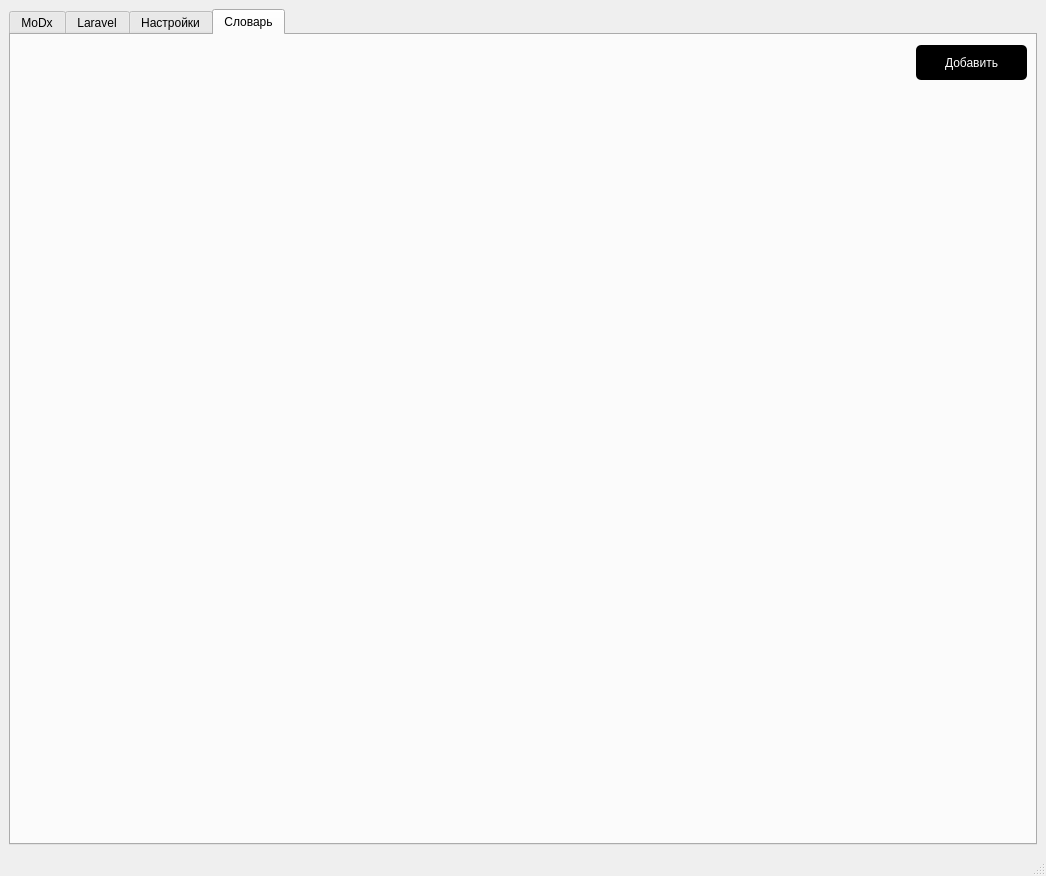
Qt form tabs_design.ui (bopopescu/py_html_translator) before a commit.
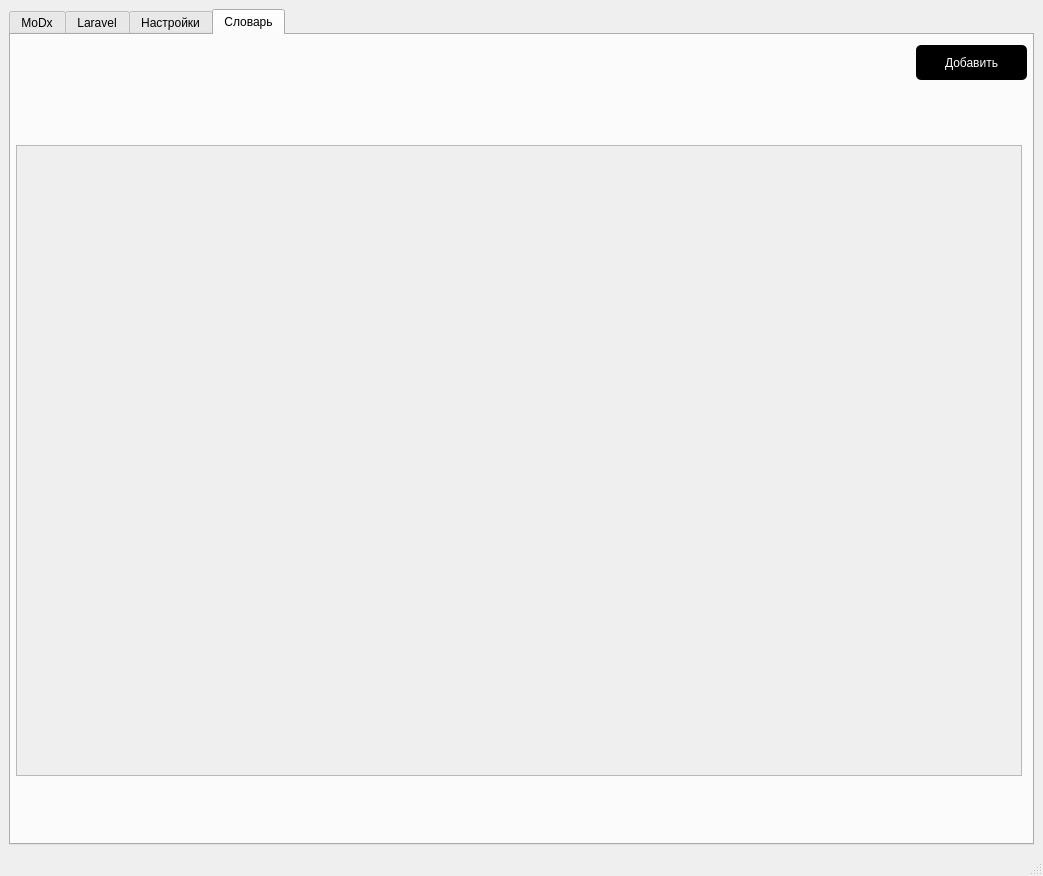
The same form after that commit. The open tabs and pages were chosen to show the change.

```diff
--- a/tabs_design.ui
+++ b/tabs_design.ui
@@ -6,7 +6,7 @@
    <rect>
     <x>0</x>
     <y>0</y>
-    <width>1046</width>
+    <width>1043</width>
     <height>876</height>
    </rect>
   </property>
@@ -1134,11 +1134,11 @@
            <rect>
             <x>5</x>
             <y>60</y>
-            <width>1011</width>
-            <height>711</height>
+            <width>1006</width>
+            <height>41</height>
            </rect>
           </property>
-          <layout class="QVBoxLayout" name="vocabularyLayout"/>
+          <layout class="QVBoxLayout" name="tableHeaderLayout"/>
          </widget>
          <widget class="QPushButton" name="addTranslate">
           <property name="geometry">
@@ -1158,6 +1158,40 @@
            <string>Добавить</string>
           </property>
          </widget>
+         <widget class="QScrollArea" name="scrollArea">
+          <property name="geometry">
+           <rect>
+            <x>5</x>
+            <y>110</y>
+            <width>1006</width>
+            <height>631</height>
+           </rect>
+          </property>
+          <property name="widgetResizable">
+           <bool>true</bool>
+          </property>
+          <widget class="QWidget" name="scrollAreaWidgetContents_2">
+           <property name="geometry">
+            <rect>
+             <x>0</x>
+             <y>0</y>
+             <width>1004</width>
+             <height>629</height>
+            </rect>
+           </property>
+          </widget>
+         </widget>
+         <widget class="QWidget" name="verticalLayoutWidget_3">
+          <property name="geometry">
+           <rect>
+            <x>5</x>
+            <y>750</y>
+            <width>1006</width>
+            <height>26</height>
+           </rect>
+          </property>
+          <layout class="QVBoxLayout" name="vocabularyLayout"/>
+         </widget>
         </widget>
        </widget>
       </item>
```
Left out of the diff: 4 changed lines with no effect on the pictures.
